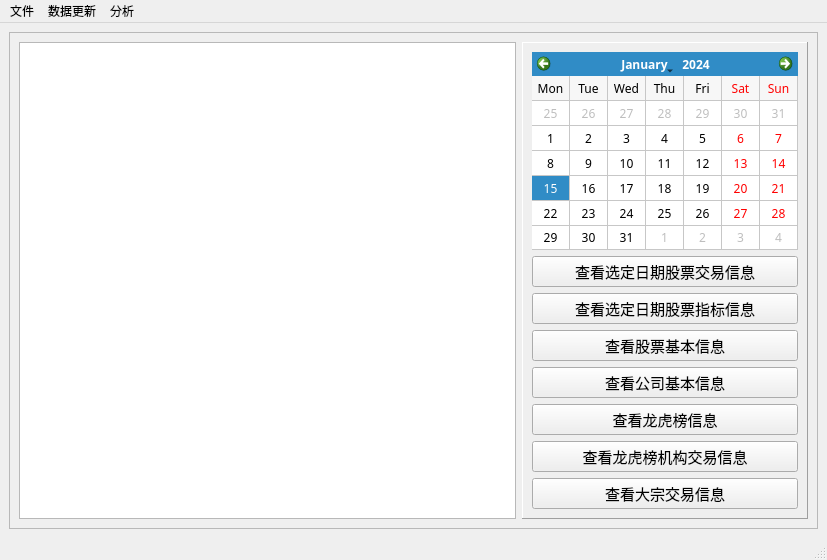
This is UI/mainForm.ui in ypy02784/stockTushare as Qt 5 draws it before an edit. The edited form follows.
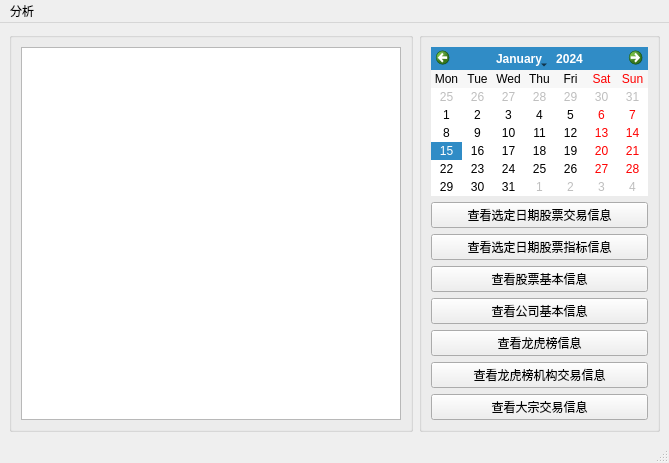
This is the edited form.

```diff
--- a/UI/mainForm.ui
+++ b/UI/mainForm.ui
@@ -6,167 +6,62 @@
    <rect>
     <x>0</x>
     <y>0</y>
-    <width>827</width>
-    <height>560</height>
+    <width>613</width>
+    <height>387</height>
    </rect>
   </property>
-  <property name="sizePolicy">
-   <sizepolicy hsizetype="Preferred" vsizetype="Preferred">
-    <horstretch>0</horstretch>
-    <verstretch>0</verstretch>
-   </sizepolicy>
-  </property>
-  <property name="minimumSize">
-   <size>
-    <width>0</width>
-    <height>100</height>
-   </size>
-  </property>
   <property name="windowTitle">
    <string>tushare主界面</string>
   </property>
   <widget class="QWidget" name="centralwidget">
    <layout class="QHBoxLayout" name="horizontalLayout_2">
     <item>
-     <widget class="QFrame" name="frame">
-      <property name="sizePolicy">
-       <sizepolicy hsizetype="Minimum" vsizetype="Preferred">
-        <horstretch>0</horstretch>
-        <verstretch>0</verstretch>
-       </sizepolicy>
-      </property>
-      <property name="frameShape">
-       <enum>QFrame::StyledPanel</enum>
-      </property>
-      <property name="frameShadow">
-       <enum>QFrame::Raised</enum>
-      </property>
+     <widget class="QGroupBox" name="groupBox">
       <layout class="QHBoxLayout" name="horizontalLayout">
        <item>
         <widget class="QTableView" name="tableView">
-         <property name="sizePolicy">
-          <sizepolicy hsizetype="Preferred" vsizetype="Preferred">
-           <horstretch>0</horstretch>
-           <verstretch>0</verstretch>
-          </sizepolicy>
+         <property name="minimumSize">
+          <size>
+           <width>380</width>
+           <height>0</height>
+          </size>
          </property>
-         <property name="font">
-          <font>
-           <family>楷体_GB2312</family>
-          </font>
+         <property name="baseSize">
+          <size>
+           <width>380</width>
+           <height>0</height>
+          </size>
          </property>
+        </widget>
+       </item>
+      </layout>
         </widget>
        </item>
        <item>
-        <widget class="QFrame" name="basicinfofarme">
+     <widget class="QGroupBox" name="groupBox_2">
          <property name="sizePolicy">
           <sizepolicy hsizetype="Fixed" vsizetype="Preferred">
            <horstretch>0</horstretch>
            <verstretch>0</verstretch>
           </sizepolicy>
          </property>
-         <property name="frameShape">
-          <enum>QFrame::Panel</enum>
-         </property>
-         <property name="frameShadow">
-          <enum>QFrame::Raised</enum>
-         </property>
          <layout class="QVBoxLayout" name="verticalLayout">
           <item>
            <widget class="QCalendarWidget" name="calendarWidget">
-            <property name="sizePolicy">
-             <sizepolicy hsizetype="Fixed" vsizetype="Preferred">
-              <horstretch>0</horstretch>
-              <verstretch>0</verstretch>
-             </sizepolicy>
-            </property>
-            <property name="minimumSize">
-             <size>
-              <width>100</width>
-              <height>100</height>
-             </size>
-            </property>
-            <property name="font">
-             <font>
-              <family>楷体_GB2312</family>
-             </font>
-            </property>
-            <property name="minimumDate">
-             <date>
-              <year>2011</year>
-              <month>1</month>
-              <day>1</day>
-             </date>
-            </property>
-            <property name="maximumDate">
-             <date>
-              <year>2030</year>
-              <month>12</month>
-              <day>31</day>
-             </date>
-            </property>
-            <property name="gridVisible">
-             <bool>true</bool>
-            </property>
-            <property name="horizontalHeaderFormat">
-             <enum>QCalendarWidget::ShortDayNames</enum>
-            </property>
             <property name="verticalHeaderFormat">
              <enum>QCalendarWidget::NoVerticalHeader</enum>
             </property>
-            <property name="navigationBarVisible">
-             <bool>true</bool>
-            </property>
-            <property name="dateEditEnabled">
-             <bool>true</bool>
-            </property>
            </widget>
           </item>
           <item>
            <widget class="QPushButton" name="pushDailyButton">
-            <property name="sizePolicy">
-             <sizepolicy hsizetype="Preferred" vsizetype="Preferred">
-              <horstretch>0</horstretch>
-              <verstretch>0</verstretch>
-             </sizepolicy>
-            </property>
-            <property name="font">
-             <font>
-              <family>楷体_GB2312</family>
-              <pointsize>11</pointsize>
-             </font>
-            </property>
-            <property name="contextMenuPolicy">
-             <enum>Qt::DefaultContextMenu</enum>
-            </property>
             <property name="text">
              <string>查看选定日期股票交易信息</string>
             </property>
-            <property name="checkable">
-             <bool>false</bool>
-            </property>
-            <property name="default">
-             <bool>false</bool>
-            </property>
-            <property name="flat">
-             <bool>false</bool>
-            </property>
            </widget>
           </item>
           <item>
            <widget class="QPushButton" name="pushDailyBasicButton">
-            <property name="sizePolicy">
-             <sizepolicy hsizetype="Preferred" vsizetype="Preferred">
-              <horstretch>0</horstretch>
-              <verstretch>0</verstretch>
-             </sizepolicy>
-            </property>
-            <property name="font">
-             <font>
-              <family>楷体_GB2312</family>
-              <pointsize>11</pointsize>
-             </font>
-            </property>
             <property name="text">
              <string>查看选定日期股票指标信息</string>
             </property>
@@ -174,18 +69,6 @@
           </item>
           <item>
            <widget class="QPushButton" name="pushStockBasicButton">
-            <property name="sizePolicy">
-             <sizepolicy hsizetype="Preferred" vsizetype="Preferred">
-              <horstretch>0</horstretch>
-              <verstretch>0</verstretch>
-             </sizepolicy>
-            </property>
-            <property name="font">
-             <font>
-              <family>楷体_GB2312</family>
-              <pointsize>11</pointsize>
-             </font>
-            </property>
             <property name="text">
              <string>查看股票基本信息</string>
             </property>
@@ -193,18 +76,6 @@
           </item>
           <item>
            <widget class="QPushButton" name="pushCompanyButton">
-            <property name="sizePolicy">
-             <sizepolicy hsizetype="Preferred" vsizetype="Preferred">
-              <horstretch>0</horstretch>
-              <verstretch>0</verstretch>
-             </sizepolicy>
-            </property>
-            <property name="font">
-             <font>
-              <family>楷体_GB2312</family>
-              <pointsize>11</pointsize>
-             </font>
-            </property>
             <property name="text">
              <string>查看公司基本信息</string>
             </property>
@@ -212,18 +83,6 @@
           </item>
           <item>
            <widget class="QPushButton" name="pushToplistButton">
-            <property name="sizePolicy">
-             <sizepolicy hsizetype="Preferred" vsizetype="Preferred">
-              <horstretch>0</horstretch>
-              <verstretch>0</verstretch>
-             </sizepolicy>
-            </property>
-            <property name="font">
-             <font>
-              <family>楷体_GB2312</family>
-              <pointsize>11</pointsize>
-             </font>
-            </property>
             <property name="text">
              <string>查看龙虎榜信息</string>
             </property>
@@ -231,18 +90,6 @@
           </item>
           <item>
            <widget class="QPushButton" name="pushTopInstButton">
-            <property name="sizePolicy">
-             <sizepolicy hsizetype="Preferred" vsizetype="Preferred">
-              <horstretch>0</horstretch>
-              <verstretch>0</verstretch>
-             </sizepolicy>
-            </property>
-            <property name="font">
-             <font>
-              <family>楷体_GB2312</family>
-              <pointsize>11</pointsize>
-             </font>
-            </property>
             <property name="text">
              <string>查看龙虎榜机构交易信息</string>
             </property>
@@ -250,21 +97,12 @@
           </item>
           <item>
            <widget class="QPushButton" name="pushBlockTradeButton">
-            <property name="sizePolicy">
-             <sizepolicy hsizetype="Preferred" vsizetype="Preferred">
-              <horstretch>0</horstretch>
-              <verstretch>0</verstretch>
-             </sizepolicy>
-            </property>
-            <property name="font">
-             <font>
-              <family>楷体_GB2312</family>
-              <pointsize>11</pointsize>
-             </font>
-            </property>
             <property name="text">
              <string>查看大宗交易信息</string>
             </property>
+         <property name="flat">
+          <bool>false</bool>
+         </property>
            </widget>
           </item>
          </layout>
@@ -272,40 +110,15 @@
        </item>
       </layout>
      </widget>
-    </item>
-   </layout>
-  </widget>
-  <widget class="QMenuBar" name="menuBar">
+  <widget class="QMenuBar" name="menubar">
    <property name="geometry">
     <rect>
      <x>0</x>
      <y>0</y>
-     <width>827</width>
-     <height>18</height>
+     <width>613</width>
+     <height>19</height>
     </rect>
    </property>
-   <widget class="QMenu" name="menu_dataupdate">
-    <property name="title">
-     <string>数据更新</string>
-    </property>
-    <addaction name="action_initialDB"/>
-    <addaction name="separator"/>
-    <addaction name="action_update_stock_basic"/>
-    <addaction name="action_update_company"/>
-    <addaction name="action_update_Daily_Info"/>
-    <addaction name="action_update_DailyBasic_Info"/>
-    <addaction name="action_top_list"/>
-    <addaction name="action_top_inst"/>
-    <addaction name="action_block_trade"/>
-    <addaction name="separator"/>
-    <addaction name="action_update_All"/>
-   </widget>
-   <widget class="QMenu" name="menu_sys">
-    <property name="title">
-     <string>文件</string>
-    </property>
-    <addaction name="action_close"/>
-   </widget>
    <widget class="QMenu" name="menu_analysis">
     <property name="title">
      <string>分析</string>
@@ -313,61 +126,9 @@
     <addaction name="action_ups_and_downs"/>
     <addaction name="action_turnover_rate"/>
    </widget>
-   <addaction name="menu_sys"/>
-   <addaction name="menu_dataupdate"/>
    <addaction name="menu_analysis"/>
   </widget>
-  <widget class="QStatusBar" name="statusBar"/>
-  <action name="action_initialDB">
-   <property name="text">
-    <string>初始化数据库</string>
-   </property>
-  </action>
-  <action name="action_update_Daily_Info">
-   <property name="text">
-    <string>更新交易信息</string>
-   </property>
-  </action>
-  <action name="action_update_DailyBasic_Info">
-   <property name="text">
-    <string>更新交易指标信息</string>
-   </property>
-  </action>
-  <action name="action_update_stock_basic">
-   <property name="text">
-    <string>更新股票基本信息</string>
-   </property>
-  </action>
-  <action name="action_update_company">
-   <property name="text">
-    <string>更新公司信息</string>
-   </property>
-  </action>
-  <action name="action_update_All">
-   <property name="text">
-    <string>更新所有信息</string>
-   </property>
-  </action>
-  <action name="action78">
-   <property name="text">
-    <string>lk</string>
-   </property>
-  </action>
-  <action name="action_GROUP_BY_ts_code">
-   <property name="text">
-    <string>+ ' GROUP BY ts_code  ' </string>
-   </property>
-  </action>
-  <action name="action_close">
-   <property name="text">
-    <string>退出</string>
-   </property>
-  </action>
-  <action name="actionsdf">
-   <property name="text">
-    <string>sdf</string>
-   </property>
-  </action>
+  <widget class="QStatusBar" name="statusbar"/>
   <action name="action_ups_and_downs">
    <property name="text">
     <string>涨跌分析</string>
```
Left out of the diff: 23 changed lines with no effect on the pictures. Lines whose indentation alone changed are shown as unchanged.
